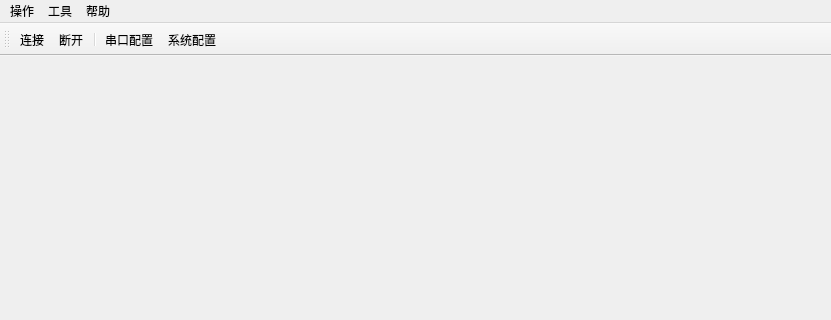
The window that src/mainwindow.ui (eeyoo/step-servo-tuner) describes before a commit, drawn with Qt 5; both pictures show x 0 to 831 and y 0 to 320 of the 831 by 552 pixel window.
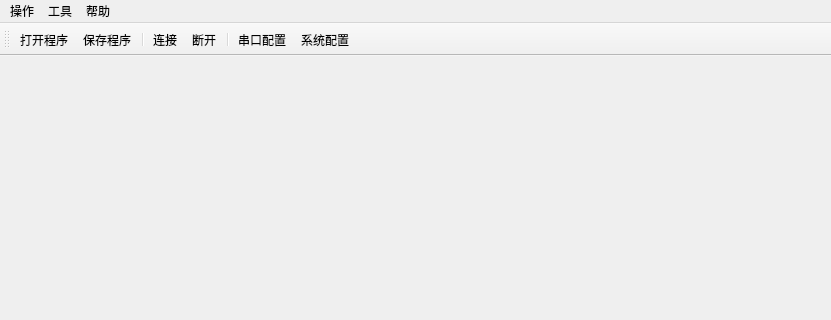
The same window after the commit. Icons and pictures are not drawn.

What changed in the file:
```diff
--- a/src/mainwindow.ui
+++ b/src/mainwindow.ui
@@ -62,6 +62,9 @@
    <attribute name="toolBarBreak">
     <bool>false</bool>
    </attribute>
+   <addaction name="actionOpenProg"/>
+   <addaction name="actionSaveProg"/>
+   <addaction name="separator"/>
    <addaction name="actionConnect"/>
    <addaction name="actionDisconnect"/>
    <addaction name="separator"/>
@@ -156,6 +159,24 @@
     <string>Alt+S</string>
    </property>
   </action>
+  <action name="actionOpenProg">
+   <property name="icon">
+    <iconset resource="tuner.qrc">
+     <normaloff>:/images/connect.png</normaloff>:/images/connect.png</iconset>
+   </property>
+   <property name="text">
+    <string>打开程序</string>
+   </property>
+  </action>
+  <action name="actionSaveProg">
+   <property name="icon">
+    <iconset resource="tuner.qrc">
+     <normaloff>:/images/disconnect.png</normaloff>:/images/disconnect.png</iconset>
+   </property>
+   <property name="text">
+    <string>保存程序</string>
+   </property>
+  </action>
  </widget>
  <layoutdefault spacing="6" margin="11"/>
  <resources>
```
Left out of the diff: 2 changed lines with no effect on the pictures.
